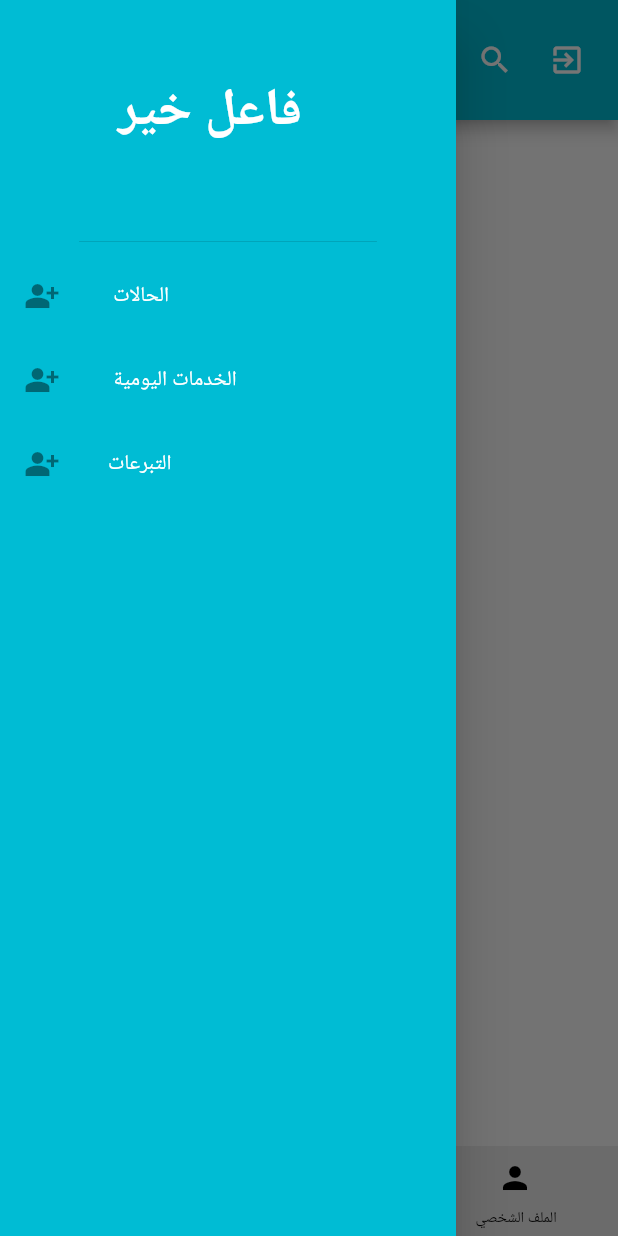
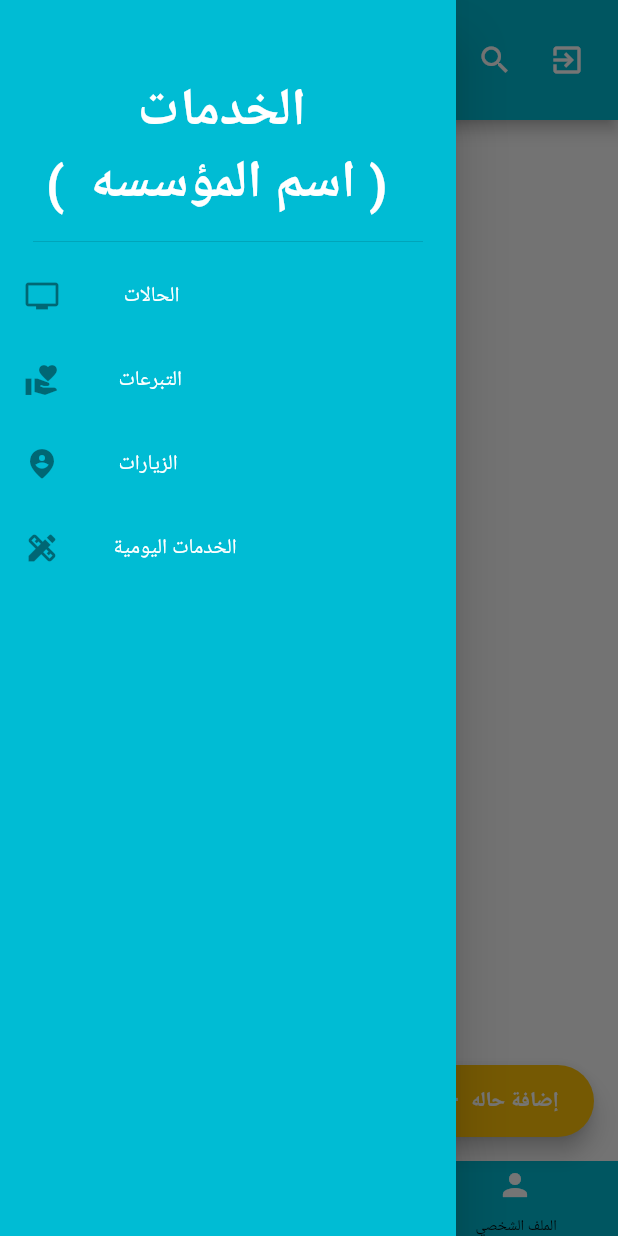
Before and after one commit to FathiM09/benefactor, a Flutter app: the screen it shows after launch, with the side drawer open, on a phone screen of 412 x 824 dp. Run offline on Flutter 3.47's test engine with Material 2 defaults, Android fonts, the phone set to English and light mode, and no system bars.

Commit message:
Final Level one

```diff
--- a/lib/splach/USerMainForm.dart
+++ b/lib/splach/USerMainForm.dart
@@ -10,9 +10,12 @@ class MainForm extends StatefulWidget {
 
 // ignore: prefer_const_constructors
 int index = 0;
+final Pages = [
+//  محدش يقربلها بعد اذنكم عشان هكمل هنا
+];
 
 class _MainFormState extends State<MainForm> {
-  int index = 0;
+  int index = 1;
 
   @override
   Widget build(BuildContext context) {
@@ -34,7 +37,22 @@ class _MainFormState extends State<MainForm> {
           IconButton(
               icon: const Icon(Icons.exit_to_app),
               padding: const EdgeInsets.only(right: 20),
-              onPressed: () {}),
+              onPressed: () {
+// زر لتسجيل الخروج
+                showBottomSheet(
+                    context: context,
+                    builder: (context) {
+                      // ignore: sized_box_for_whitespace
+                      return Container(
+                          height: 400,
+                          child: Center(
+                              // child: ElevatedButton(
+                              //   child: Text('خروج '),
+
+                              // ),
+                              ));
+                    });
+              }),
         ],
         flexibleSpace: Container(
             // ignore: prefer_const_constructors
@@ -58,22 +76,44 @@ class _MainFormState extends State<MainForm> {
           selectedIndex: index,
           onDestinationSelected: (index) => setState(() => this.index = index),
           // ignore: prefer_const_literals_to_create_immutables
-          height: 60,
+          height: 50,
+          backgroundColor: Colors.cyan,
           // ignore: prefer_const_literals_to_create_immutables, duplicate_ignore
           destinations: [
             // ignore: prefer_const_constructors
-            NavigationDestination(
-                icon: const Icon(Icons.home_filled),
-                selectedIcon: const Icon(Icons.home_outlined),
-                label: " الصفحة الرئيسية"),
+
             // ignore: prefer_const_constructors
             NavigationDestination(
-                icon: const Icon(Icons.category),
-                selectedIcon: const Icon(Icons.category_outlined),
+                icon: const Icon(
+                  Icons.category,
+                  color: Colors.white,
+                ),
+                selectedIcon: const Icon(
+                  Icons.category_outlined,
+                  color: Colors.white,
+                ),
                 label: "  الأقسام "),
+
             NavigationDestination(
-                icon: const Icon(Icons.person),
-                selectedIcon: const Icon(Icons.person_outlined),
+                icon: const Icon(
+                  Icons.home_filled,
+                  color: Colors.white,
+                ),
+                selectedIcon: const Icon(
+                  Icons.home_outlined,
+                  color: Colors.white,
+                ),
+                label: " الصفحة الرئيسية"),
+
+            NavigationDestination(
+                icon: const Icon(
+                  Icons.person,
+                  color: Colors.white,
+                ),
+                selectedIcon: const Icon(
+                  Icons.person_outlined,
+                  color: Colors.white,
+                ),
                 label: "  الملف الشخصي  "),
           ]),
 
@@ -88,7 +128,7 @@ class _MainFormState extends State<MainForm> {
                 child: DrawerHeader(
                   padding: EdgeInsets.only(top: 50, right: 15),
                   child: Text(
-                    '   فاعل خير    ',
+                    '        الخدمات   \n (  اسم المؤسسه ) ',
                     style: TextStyle(
                         color: Colors.white,
                         fontSize: 35,
@@ -96,34 +136,17 @@ class _MainFormState extends State<MainForm> {
                   ),
                 ),
               ),
-              Container(color: Colors.purple),
 
               ///////////////// الحالات "
               ///////////////////////////////////
               ListTile(
                 title: const Text(
-                  " الحالات ",
+                  "   الحالات ",
                   style: TextStyle(color: Colors.white),
                 ),
                 // ignore: prefer_const_constructors
                 leading: Icon(
-                  Icons.person_add_alt_sharp,
-                  color: Colors.black45,
-                ),
-                //,  عند الضغط هيعمل كذه
-                onTap: () {},
-              ),
-
-              ///////////////// الخدمات اليومية"
-              ///////////////////////////////////
-              ListTile(
-                title: const Text(
-                  " الخدمات اليومية",
-                  style: TextStyle(color: Colors.white),
-                ),
-                // ignore: prefer_const_constructors
-                leading: Icon(
-                  Icons.person_add_alt_sharp,
+                  Icons.personal_video,
                   color: Colors.black45,
                 ),
                 //,  عند الضغط هيعمل كذه
@@ -134,12 +157,42 @@ class _MainFormState extends State<MainForm> {
               ///////////////////////////////////
               ListTile(
                 title: const Text(
-                  "التبرعات ",
+                  "  التبرعات ",
                   style: TextStyle(color: Colors.white),
                 ),
                 // ignore: prefer_const_constructors
                 leading: Icon(
-                  Icons.person_add_alt_sharp,
+                  Icons.volunteer_activism,
+                  color: Colors.black45,
+                ),
+                //,  عند الضغط هيعمل كذه
+                onTap: () {},
+              ),
+              ///////////////// الزيارات "
+              ///////////////////////////////////
+              ListTile(
+                title: const Text(
+                  "  الزيارات ",
+                  style: TextStyle(color: Colors.white),
+                ),
+                // ignore: prefer_const_constructors
+                leading: Icon(
+                  Icons.person_pin_circle_rounded,
+                  color: Colors.black45,
+                ),
+                //,  عند الضغط هيعمل كذه
+                onTap: () {},
+              ),
+              ///////////////// الخدمات اليومية"
+              ///////////////////////////////////
+              ListTile(
+                title: const Text(
+                  " الخدمات اليومية",
+                  style: TextStyle(color: Colors.white),
+                ),
+                // ignore: prefer_const_constructors
+                leading: Icon(
+                  Icons.design_services,
                   color: Colors.black45,
                 ),
                 //,  عند الضغط هيعمل كذه
@@ -149,11 +202,22 @@ class _MainFormState extends State<MainForm> {
           ),
         ),
       ),
+      floatingActionButton: FloatingActionButton.extended(
+        backgroundColor: Colors.amber,
+        label: Text(
+          'إضافة حاله ',
+          style: TextStyle(fontWeight: FontWeight.bold),
+        ),
+        icon: Icon(Icons.person_add_alt),
+        onPressed:
+            () {}, //  عند الضغط ع الزر هينقلني لصفحة جديده عشان اسجل الحاله
+        hoverColor: Colors.grey[200],
+        extendedTextStyle: TextStyle(color: Colors.black),
+      ),
+
+///// المعلومات الاساسية في الصفحة
       body: Column(
-        // ignore: prefer_const_literals_to_create_immutables
-        children: [
-          // ignore: prefer_const_constructors
-        ],
+        children: [],
       ),
     );
   }
```
